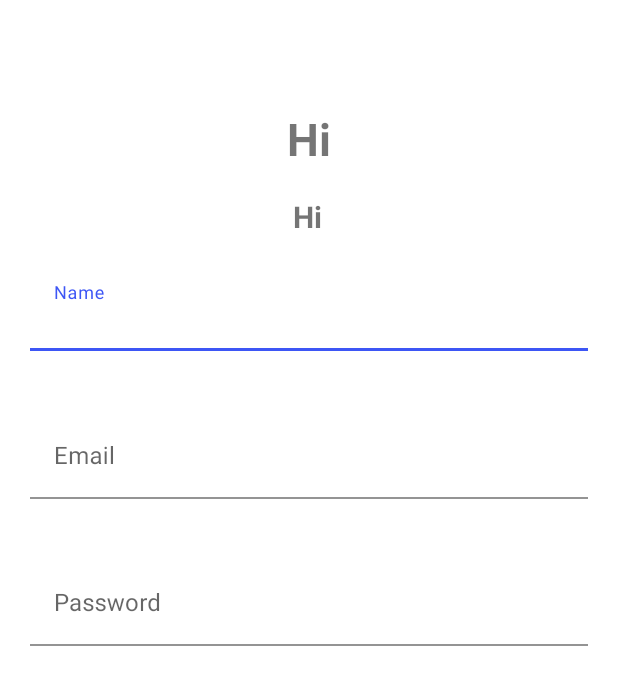
After one commit to Soko-Aerial/LiftAndPay-Passenger, an Android app: the layout passengersign_up.xml on its own in the app's theme, with its tools: preview values and no code run, on a phone screen of 412 x 824 dp. The commit adds this screen. Shown: the top 685 px of the screen. Run offline under Robolectric (Android 15) with nearby library versions, the phone set to English and light mode, and no system bars.

Commit message:
sign up page and phone authentication page and adapter for car booking

```diff
--- a/app/build.gradle
+++ b/app/build.gradle
@@ -60,7 +60,9 @@ dependencies {
 
 
     implementation'com.ramotion.cardslider:card-slider:0.3.1'
+    implementation 'com.github.edgar-zigis:materialtextfield:1.4.4'
 
     implementation 'com.google.android.material:material:1.1.0-alpha10'
+    compile 'com.github.arimorty:floatingsearchview:2.1.1'
 
 }
--- a/app/src/main/AndroidManifest.xml
+++ b/app/src/main/AndroidManifest.xml
@@ -44,7 +44,7 @@
         <activity android:name=".RideDetailsActivity" />
         <activity android:name=".PaymentMethodsActivity" />
         <activity
-            android:name=".MainActivity"
+            android:name=".PassengerSignUpActivity"
             android:screenOrientation="portrait">
             <intent-filter>
                 <action android:name="android.intent.action.MAIN" />
--- a/app/src/main/java/com/example/liftandpay_passenger/BottomSheetDialog.java
+++ b/app/src/main/java/com/example/liftandpay_passenger/BottomSheetDialog.java
@@ -9,7 +9,10 @@ import androidx.annotation.Nullable;
 
 import com.google.android.material.bottomsheet.BottomSheetDialogFragment;
 
+import java.util.ArrayList;
+
 public class BottomSheetDialog extends BottomSheetDialogFragment {
+    ArrayList<carBookingModel> carholder;
 
     public View onCreateView(LayoutInflater inflater, @Nullable ViewGroup container, @Nullable Bundle savedInstanceState) {
         View v = inflater.inflate(R.layout.bottomsheetlayout, container, false);
--- /dev/null
+++ b/app/src/main/java/com/example/liftandpay_passenger/PassengerSignUpActivity.java
@@ -0,0 +1,58 @@
+package com.example.liftandpay_passenger;
+
+import android.graphics.Color;
+import android.os.Bundle;
+import android.text.SpannableString;
+import android.text.Spanned;
+import android.text.style.ForegroundColorSpan;
+import android.widget.TextView;
+
+import androidx.appcompat.app.AppCompatActivity;
+
+public class PassengerSignUpActivity extends AppCompatActivity {
+    @Override
+    protected void onCreate( Bundle savedInstanceState) {
+        super.onCreate(savedInstanceState);
+        setContentView(R.layout.passengersign_up);
+//title name color change
+        TextView textView = findViewById(R.id.app_name);
+        String text = "LiftnPay";
+        SpannableString ss = new SpannableString(text);
+        ForegroundColorSpan fcsBlue = new ForegroundColorSpan(Color.rgb(1, 86, 245));
+        ss.setSpan(fcsBlue,0,4, Spanned.SPAN_EXCLUSIVE_EXCLUSIVE);
+
+
+        ForegroundColorSpan fcsYellow = new ForegroundColorSpan(Color.rgb (255, 190, 11));
+        ss.setSpan(fcsYellow,4,5, Spanned.SPAN_EXCLUSIVE_EXCLUSIVE);
+
+        textView.setText(ss);
+
+        ForegroundColorSpan fcsRed = new ForegroundColorSpan(Color.RED);
+        ss.setSpan(fcsRed,5,8, Spanned.SPAN_EXCLUSIVE_EXCLUSIVE);
+
+       textView.setText(ss);
+
+
+       TextView textView1 = findViewById(R.id.passengerId);
+        String text1 = "Passenger";
+
+        SpannableString pp = new SpannableString(text1);
+        ForegroundColorSpan passBlue = new ForegroundColorSpan(Color.rgb(1, 86, 245));
+        pp.setSpan(passBlue,0,3,Spanned.SPAN_EXCLUSIVE_EXCLUSIVE);
+
+        textView1.setText(pp);
+
+        ForegroundColorSpan passYellow = new ForegroundColorSpan(Color.rgb(255, 190, 11));
+        pp.setSpan(passYellow,3,6,Spanned.SPAN_EXCLUSIVE_EXCLUSIVE);
+
+        ForegroundColorSpan passRed = new ForegroundColorSpan(Color.RED);
+        pp.setSpan(passRed,6,9,Spanned.SPAN_EXCLUSIVE_EXCLUSIVE);
+
+        textView1.setText(pp);
+
+
+
+
+
+    }
+}
--- a/app/src/main/res/layout/fragment_main.xml
+++ b/app/src/main/res/layout/fragment_main.xml
@@ -14,12 +14,11 @@
 
     <SearchView
         android:id="@+id/searchId"
-        android:layout_margin="15dp"
-        android:layout_width="match_parent"
-        android:layout_height="wrap_content"
-        android:queryHint="Search ..."
-        android:background="@drawable/searchbar_bkg"
-        android:iconifiedByDefault="false"/>
+
+        android:layout_width="wrap_content"
+        android:layout_height="wrap_content" />
+
+
 
     <androidx.recyclerview.widget.RecyclerView
         android:id="@+id/recyclerViewId"
--- /dev/null
+++ b/app/src/main/res/layout/passengersign_up.xml
@@ -0,0 +1,134 @@
+<?xml version="1.0" encoding="utf-8"?>
+<androidx.constraintlayout.widget.ConstraintLayout xmlns:android="http://schemas.android.com/apk/res/android"
+    xmlns:tools="http://schemas.android.com/tools"
+    android:layout_width="match_parent"
+    android:layout_height="match_parent"
+    android:orientation="vertical"
+    xmlns:app="http://schemas.android.com/apk/res-auto">
+
+
+    <TextView
+        android:id="@+id/app_name"
+        android:layout_width="wrap_content"
+        android:layout_height="wrap_content"
+        android:text="Hi"
+        android:textSize="30dp"
+        android:textStyle="bold"
+        app:layout_constraintBottom_toBottomOf="parent"
+        app:layout_constraintEnd_toEndOf="parent"
+        app:layout_constraintStart_toStartOf="parent"
+        app:layout_constraintTop_toTopOf="parent"
+        app:layout_constraintVertical_bias="0.092"
+        tools:ignore="MissingConstraints" />
+
+    <TextView
+        android:id="@+id/passengerId"
+        android:layout_width="wrap_content"
+        android:layout_height="wrap_content"
+        android:text="Hi"
+        android:textSize="20dp"
+        android:textStyle="bold"
+        app:layout_constraintBottom_toBottomOf="parent"
+        app:layout_constraintEnd_toEndOf="parent"
+        app:layout_constraintHorizontal_bias="0.498"
+        app:layout_constraintStart_toStartOf="parent"
+        app:layout_constraintTop_toTopOf="parent"
+        app:layout_constraintVertical_bias="0.164"
+        tools:ignore="MissingConstraints" />
+
+
+    <com.google.android.material.textfield.TextInputLayout
+        android:id="@+id/filledTextField"
+        android:layout_width="match_parent"
+        android:layout_height="wrap_content"
+        app:layout_constraintBottom_toBottomOf="parent"
+        android:layout_marginStart="20dp"
+        android:layout_marginEnd="20dp"
+        app:layout_constraintEnd_toEndOf="parent"
+        app:layout_constraintHorizontal_bias="0.0"
+        app:layout_constraintStart_toStartOf="parent"
+        android:backgroundTint="@color/white"
+        app:boxBackgroundColor="@color/white"
+        app:layout_constraintTop_toBottomOf="@+id/app_name"
+        app:layout_constraintVertical_bias="0.100"
+        app:hintAnimationEnabled="true"
+        android:autofillHints="Name"
+        android:hint="Name"
+        app:endIconMode="clear_text">
+
+
+
+        <com.google.android.material.textfield.TextInputEditText
+            android:layout_width="match_parent"
+            android:layout_height="wrap_content"
+            />
+
+    </com.google.android.material.textfield.TextInputLayout>
+
+    <com.google.android.material.textfield.TextInputLayout
+        android:id="@+id/filledTextField"
+        android:layout_width="match_parent"
+        android:layout_height="wrap_content"
+        app:layout_constraintBottom_toBottomOf="parent"
+        android:layout_marginStart="20dp"
+        android:layout_marginEnd="20dp"
+        app:layout_constraintEnd_toEndOf="parent"
+        app:layout_constraintHorizontal_bias="0.0"
+        app:layout_constraintStart_toStartOf="parent"
+        android:backgroundTint="@color/white"
+        app:boxBackgroundColor="@color/white"
+        app:layout_constraintTop_toBottomOf="@+id/app_name"
+        app:layout_constraintVertical_bias="0.250"
+        app:hintAnimationEnabled="true"
+        android:autofillHints="Email"
+        android:hint="Email"
+
+        app:endIconMode="clear_text"
+        tools:ignore="DuplicateIds">
+
+
+
+        <com.google.android.material.textfield.TextInputEditText
+            android:layout_width="match_parent"
+            android:inputType="textEmailAddress"
+            android:layout_height="wrap_content"
+            />
+
+    </com.google.android.material.textfield.TextInputLayout>
+
+    <com.google.android.material.textfield.TextInputLayout
+        android:id="@+id/filledTextField"
+        android:layout_width="match_parent"
+        android:layout_height="wrap_content"
+        app:layout_constraintBottom_toBottomOf="parent"
+        android:layout_marginStart="20dp"
+        android:layout_marginEnd="20dp"
+        app:layout_constraintEnd_toEndOf="parent"
+        app:layout_constraintHorizontal_bias="0.0"
+        app:layout_constraintStart_toStartOf="parent"
+        android:backgroundTint="@color/white"
+        app:boxBackgroundColor="@color/white"
+        app:layout_constraintTop_toBottomOf="@+id/app_name"
+        app:layout_constraintVertical_bias="0.40"
+        app:endIconTint="@color/black"
+
+        app:hintAnimationEnabled="true"
+        android:autofillHints="Password"
+        app:endIconMode="password_toggle"
+        app:passwordToggleEnabled="true"
+        android:hint="Password"
+
+
+        tools:ignore="DuplicateIds">
+
+
+
+        <com.google.android.material.textfield.TextInputEditText
+            android:layout_width="match_parent"
+            android:inputType="textPassword"
+
+            android:layout_height="wrap_content"
+            />
+
+    </com.google.android.material.textfield.TextInputLayout>
+</androidx.constraintlayout.widget.ConstraintLayout>
```
